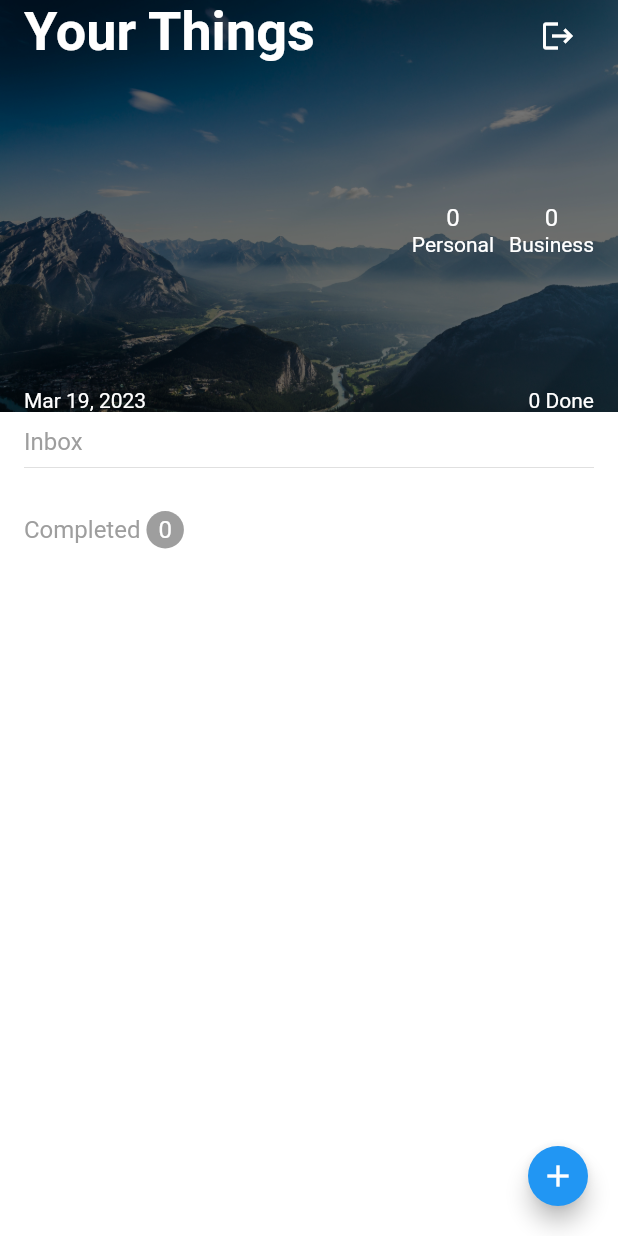
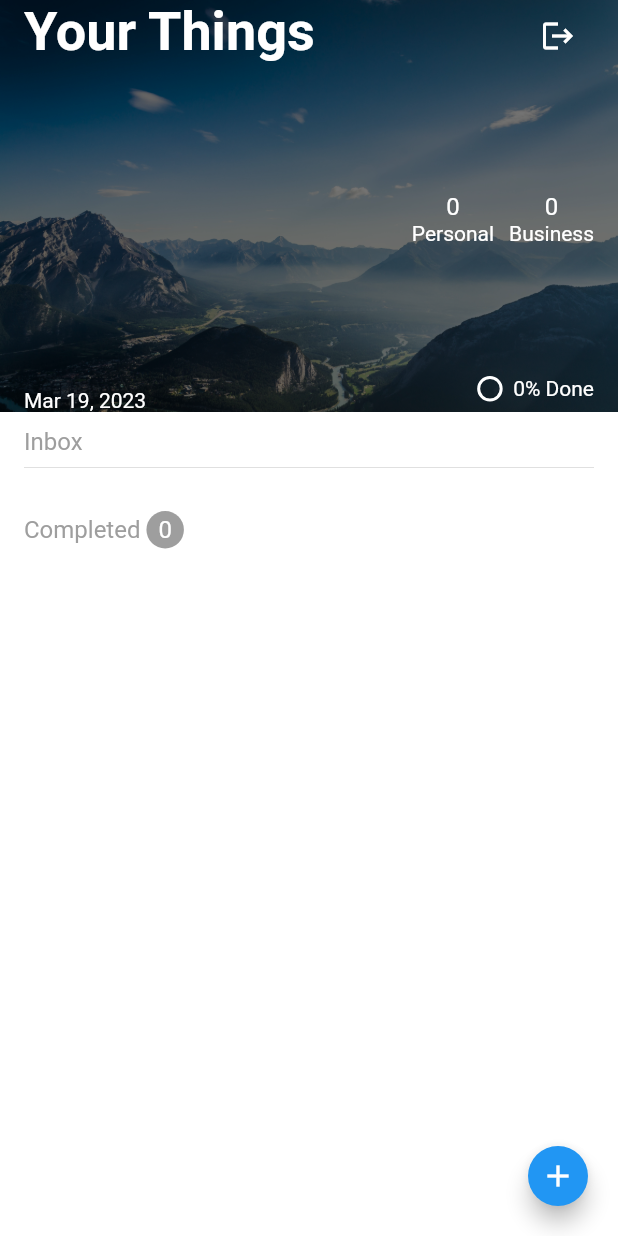
Before and after one commit to satyam-211/things, a Flutter app: the ThingsView screen opened directly, on a phone screen of 412 x 824 dp. Run offline on Flutter 3.47's test engine with Material 2 defaults, Android fonts, the phone set to English and light mode, and no system bars; our stand-ins replace cloud_firestore, firebase_auth, firebase_core, google_fonts, google_sign_in, shared_preferences; accounts and stored records are empty; Roboto replaces fonts that are missing (Sono).

```diff
--- a/lib/views/things/things_constants.dart
+++ b/lib/views/things/things_constants.dart
@@ -14,5 +14,6 @@ class ThingsConstants {
   static const kNotification = 'Notification';
   static const kAddYourThing = 'ADD YOUR THING';
   static const kLogout = 'Logout';
+  static const kDone = 'Done';
   static const bgImagePath = 'assets/images/bg_image.jpg';
 }
--- a/lib/views/things/things_view.dart
+++ b/lib/views/things/things_view.dart
@@ -136,8 +136,30 @@ class _ThingsViewState extends State<ThingsView> {
                                       ),
                                     ],
                                   ),
+                                  Builder(builder: (context) {
+                                    final percentageCompleted =
+                                        _calculatePercentage();
+                                    final percentageStr =
+                                        percentageCompleted % 10 == 0
+                                            ? percentageCompleted
+                                                .toStringAsFixed(0)
+                                            : '$percentageCompleted';
+                                    return Row(
+                                      children: [
+                                        Padding(
+                                          padding: const EdgeInsets.all(8.0),
+                                          child: SizedBox(
+                                            height: 15,
+                                            width: 15,
+                                            child: CircularProgressIndicator(
+                                              value: percentageCompleted / 100,
+                                              backgroundColor: Colors.white,
+                                              strokeWidth: 2,
+                                            ),
+                                          ),
+                                        ),
                                         Text(
-                                    '${_thingViewModel.completedThings.length} Done',
+                                          '$percentageStr% ',
                                           style: Theme.of(context)
                                               .textTheme
                                               .bodyMedium
@@ -145,6 +167,18 @@ class _ThingsViewState extends State<ThingsView> {
                                                 color: Colors.white,
                                               ),
                                         ),
+                                        Text(
+                                          ThingsConstants.kDone,
+                                          style: Theme.of(context)
+                                              .textTheme
+                                              .bodyMedium
+                                              ?.copyWith(
+                                                color: Colors.white,
+                                              ),
+                                        ),
+                                      ],
+                                    );
+                                  }),
                                 ],
                               )
                             ],
@@ -265,6 +299,23 @@ class _ThingsViewState extends State<ThingsView> {
     );
   }
 
+  double _calculatePercentage() {
+    final completedThings = _thingViewModel.completedThings.length;
+    final incompletedThings = _thingViewModel.incompleteThings.length;
+    if (incompletedThings == 0 && completedThings == 0) {
+      return 0;
+    } else if (completedThings != 0 && incompletedThings == 0) {
+      return 100;
+    } else {
+      final percentageCompleted =
+          ((completedThings / (incompletedThings + completedThings)) * 100);
+      final returnString = (percentageCompleted % 10) == 0
+          ? percentageCompleted
+          : double.parse(percentageCompleted.toStringAsFixed(2));
+      return returnString;
+    }
+  }
+
   void navigateToAddThing([Thing? thing]) {
     Navigator.of(context).pushNamed(
       kAddThing,
--- a/lib/views/widgets/thing_dropdown.dart
+++ b/lib/views/widgets/thing_dropdown.dart
@@ -16,11 +16,14 @@ class ThingDropdown extends StatelessWidget {
   @override
   Widget build(BuildContext context) {
     return DropdownButtonFormField<ThingType>(
+      elevation: 2,
       items: ThingType.values
           .map(
             (type) => DropdownMenuItem<ThingType>(
               value: type,
-              child: Text(type.name),
+              child: Text(
+                type.name.toUpperCase(),
+              ),
             ),
           )
           .toList(),
@@ -41,7 +44,7 @@ class ThingDropdown extends StatelessWidget {
         ),
       ),
       style: Theme.of(context).textTheme.bodyLarge,
-      dropdownColor: Colors.blueAccent,
+      dropdownColor: Colors.black87,
       iconEnabledColor: Colors.white,
       onChanged: onChanged,
       value: selectedValue,
```
Lines whose indentation alone changed are shown as unchanged.
